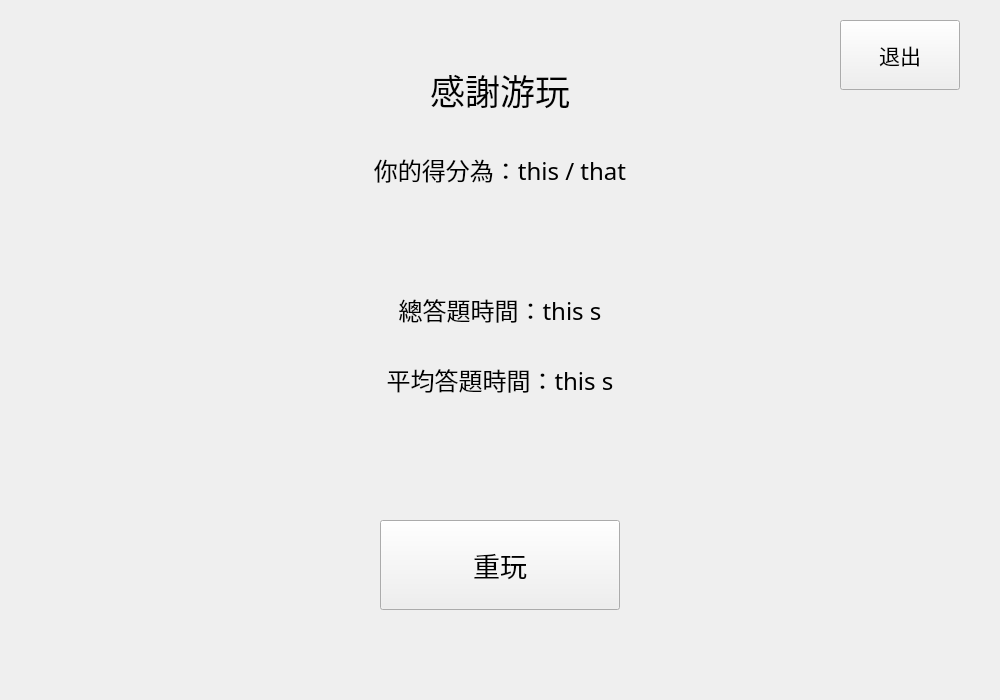
Before: the Qt Designer form OutroWidget.ui in hwc20896/ChineseProj, drawn with Qt 5.
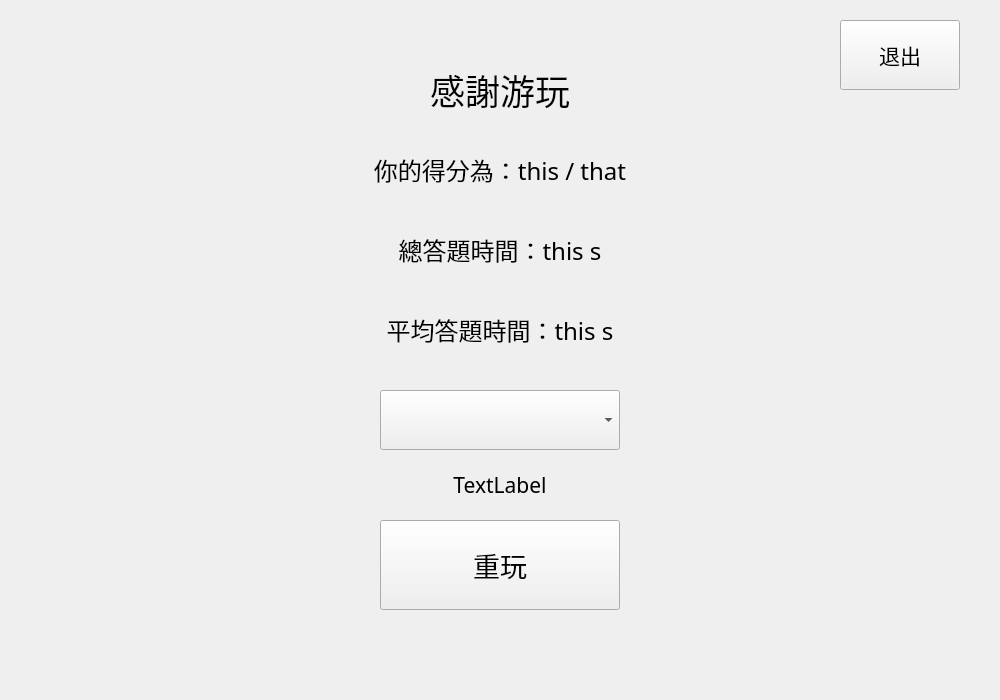
After: the same form once the commit is applied.

Commit message: Added second gamemode: Timed

The edit to the form file:
```diff
--- a/OutroWidget.ui
+++ b/OutroWidget.ui
@@ -10,6 +10,11 @@
     <height>700</height>
    </rect>
   </property>
+  <property name="font">
+   <font>
+    <pointsize>25</pointsize>
+   </font>
+  </property>
   <property name="windowTitle">
    <string>Form</string>
   </property>
@@ -83,7 +88,7 @@
    <property name="geometry">
     <rect>
      <x>210</x>
-     <y>280</y>
+     <y>220</y>
      <width>580</width>
      <height>60</height>
     </rect>
@@ -105,7 +110,7 @@
    <property name="geometry">
     <rect>
      <x>210</x>
-     <y>350</y>
+     <y>300</y>
      <width>580</width>
      <height>60</height>
     </rect>
@@ -142,6 +147,50 @@
     <string>退出</string>
    </property>
   </widget>
+  <widget class="QComboBox" name="featureBox">
+   <property name="geometry">
+    <rect>
+     <x>380</x>
+     <y>390</y>
+     <width>240</width>
+     <height>60</height>
+    </rect>
+   </property>
+   <property name="font">
+    <font>
+     <family>Microsoft JhengHei</family>
+     <pointsize>25</pointsize>
+    </font>
+   </property>
+   <property name="styleSheet">
+    <string notr="true"/>
+   </property>
+   <property name="editable">
+    <bool>false</bool>
+   </property>
+  </widget>
+  <widget class="QLabel" name="gamemodeExplanation">
+   <property name="geometry">
+    <rect>
+     <x>210</x>
+     <y>470</y>
+     <width>580</width>
+     <height>60</height>
+    </rect>
+   </property>
+   <property name="font">
+    <font>
+     <family>Microsoft JhengHei</family>
+     <pointsize>16</pointsize>
+    </font>
+   </property>
+   <property name="text">
+    <string>TextLabel</string>
+   </property>
+   <property name="alignment">
+    <set>Qt::AlignmentFlag::AlignHCenter|Qt::AlignmentFlag::AlignTop</set>
+   </property>
+  </widget>
  </widget>
  <resources/>
  <connections/>
```
The commit also changes 9 other files.
